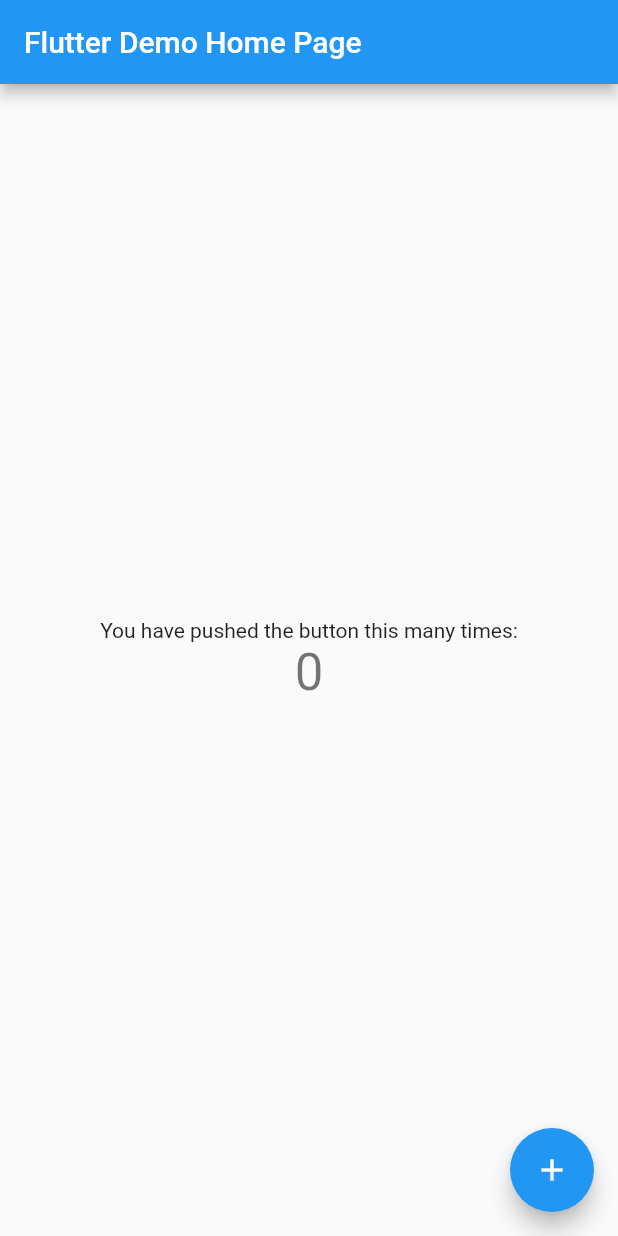
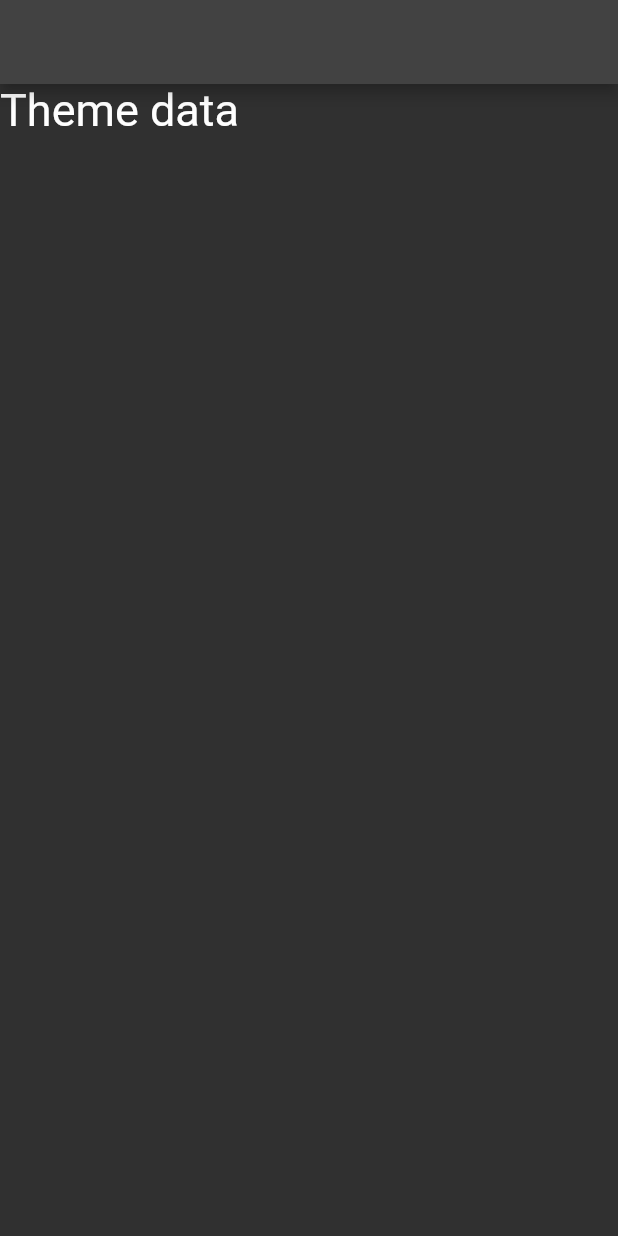
Before and after one commit to MateusPedrosoSilva/flutter-todo-sqlite-localpush, a Flutter app: the screen it shows after launch, on a phone screen of 412 x 824 dp. Run offline on Flutter 3.47's test engine with Material 2 defaults, Android fonts, the phone set to English and light mode, and no system bars.

Commit message:
add theme colors

```diff
--- a/lib/main.dart
+++ b/lib/main.dart
@@ -1,4 +1,6 @@
 import 'package:flutter/material.dart';
+import 'package:flutter_todo_sqlite_localpush/ui/home_page.dart';
+import 'package:flutter_todo_sqlite_localpush/ui/theme.dart';
 
 void main() {
   runApp(const MyApp());
@@ -7,109 +9,15 @@
 class MyApp extends StatelessWidget {
   const MyApp({Key? key}) : super(key: key);
 
-  // This widget is the root of your application.
   @override
   Widget build(BuildContext context) {
     return MaterialApp(
-      title: 'Flutter Demo',
-      theme: ThemeData(
-        // This is the theme of your application.
-        //
-        // Try running your application with "flutter run". You'll see the
-        // application has a blue toolbar. Then, without quitting the app, try
-        // changing the primarySwatch below to Colors.green and then invoke
-        // "hot reload" (press "r" in the console where you ran "flutter run",
-        // or simply save your changes to "hot reload" in a Flutter IDE).
-        // Notice that the counter didn't reset back to zero; the application
-        // is not restarted.
-        primarySwatch: Colors.blue,
-      ),
-      home: const MyHomePage(title: 'Flutter Demo Home Page'),
+      title: 'Flutter To-Do Sqlite LocalPush App',
+      debugShowCheckedModeBanner: false,
+      theme: Themes.lightMode,
+      darkTheme: Themes.darkMode,
+      themeMode: ThemeMode.dark,
+      home: HomePage(),
     );
   }
 }
-
-class MyHomePage extends StatefulWidget {
-  const MyHomePage({Key? key, required this.title}) : super(key: key);
-
-  // This widget is the home page of your application. It is stateful, meaning
-  // that it has a State object (defined below) that contains fields that affect
-  // how it looks.
-
-  // This class is the configuration for the state. It holds the values (in this
-  // case the title) provided by the parent (in this case the App widget) and
-  // used by the build method of the State. Fields in a Widget subclass are
-  // always marked "final".
-
-  final String title;
-
-  @override
-  State<MyHomePage> createState() => _MyHomePageState();
-}
-
-class _MyHomePageState extends State<MyHomePage> {
-  int _counter = 0;
-
-  void _incrementCounter() {
-    setState(() {
-      // This call to setState tells the Flutter framework that something has
-      // changed in this State, which causes it to rerun the build method below
-      // so that the display can reflect the updated values. If we changed
-      // _counter without calling setState(), then the build method would not be
-      // called again, and so nothing would appear to happen.
-      _counter++;
-    });
-  }
-
-  @override
-  Widget build(BuildContext context) {
-    // This method is rerun every time setState is called, for instance as done
-    // by the _incrementCounter method above.
-    //
-    // The Flutter framework has been optimized to make rerunning build methods
-    // fast, so that you can just rebuild anything that needs updating rather
-    // than having to individually change instances of widgets.
-    return Scaffold(
-      appBar: AppBar(
-        // Here we take the value from the MyHomePage object that was created by
-        // the App.build method, and use it to set our appbar title.
-        title: Text(widget.title),
-      ),
-      body: Center(
-        // Center is a layout widget. It takes a single child and positions it
-        // in the middle of the parent.
-        child: Column(
-          // Column is also a layout widget. It takes a list of children and
-          // arranges them vertically. By default, it sizes itself to fit its
-          // children horizontally, and tries to be as tall as its parent.
-          //
-          // Invoke "debug painting" (press "p" in the console, choose the
-          // "Toggle Debug Paint" action from the Flutter Inspector in Android
-          // Studio, or the "Toggle Debug Paint" command in Visual Studio Code)
-          // to see the wireframe for each widget.
-          //
-          // Column has various properties to control how it sizes itself and
-          // how it positions its children. Here we use mainAxisAlignment to
-          // center the children vertically; the main axis here is the vertical
-          // axis because Columns are vertical (the cross axis would be
-          // horizontal).
-          mainAxisAlignment: MainAxisAlignment.center,
-          children: <Widget>[
-            const Text(
-              'You have pushed the button this many times:',
-            ),
-            Text(
-              '$_counter',
-              style: Theme.of(context).textTheme.headline4,
-            ),
-          ],
-        ),
-      ),
-      floatingActionButton: FloatingActionButton(
-        onPressed: _incrementCounter,
-        tooltip: 'Increment',
-        child: const Icon(Icons.add),
-      ), // This trailing comma makes auto-formatting nicer for build methods.
-    );
-  }
-}
--- /dev/null
+++ b/lib/ui/home_page.dart
@@ -0,0 +1,26 @@
+import 'package:flutter/material.dart';
+
+class HomePage extends StatefulWidget {
+  const HomePage({Key? key}) : super(key: key);
+
+  @override
+  _HomePageState createState() => _HomePageState();
+}
+
+class _HomePageState extends State<HomePage> {
+  @override
+  Widget build(BuildContext context) {
+    return Scaffold(
+        appBar: AppBar(),
+        body: Column(
+          children: [
+            Text(
+              "Theme data",
+              style: TextStyle(
+                fontSize: 30,
+              ),
+            )
+          ],
+        ));
+  }
+}
--- /dev/null
+++ b/lib/ui/theme.dart
@@ -0,0 +1,25 @@
+import 'package:flutter/material.dart';
+
+const Color bluishClr = Color(0xFF4e5ae8);
+const Color yellowClr = Color(0xFFffb746);
+const Color pinkClr = Color(0xFFff4667);
+const Color darkGreyClr = Color(0xFF121212);
+const Color white = Colors.white;
+const Color primaryClr = bluishClr;
+const Color darkHeaderClr = Color(0xFF424242);
+
+class Themes {
+  static final lightMode = ThemeData(
+    appBarTheme: const AppBarTheme(
+      backgroundColor: primaryClr,
+    ),
+    brightness: Brightness.light,
+  );
+
+  static final darkMode = ThemeData(
+    appBarTheme: const AppBarTheme(
+      backgroundColor: darkHeaderClr,
+    ),
+    brightness: Brightness.dark,
+  );
+}
```
Also changed, not shown: pubspec.lock.
